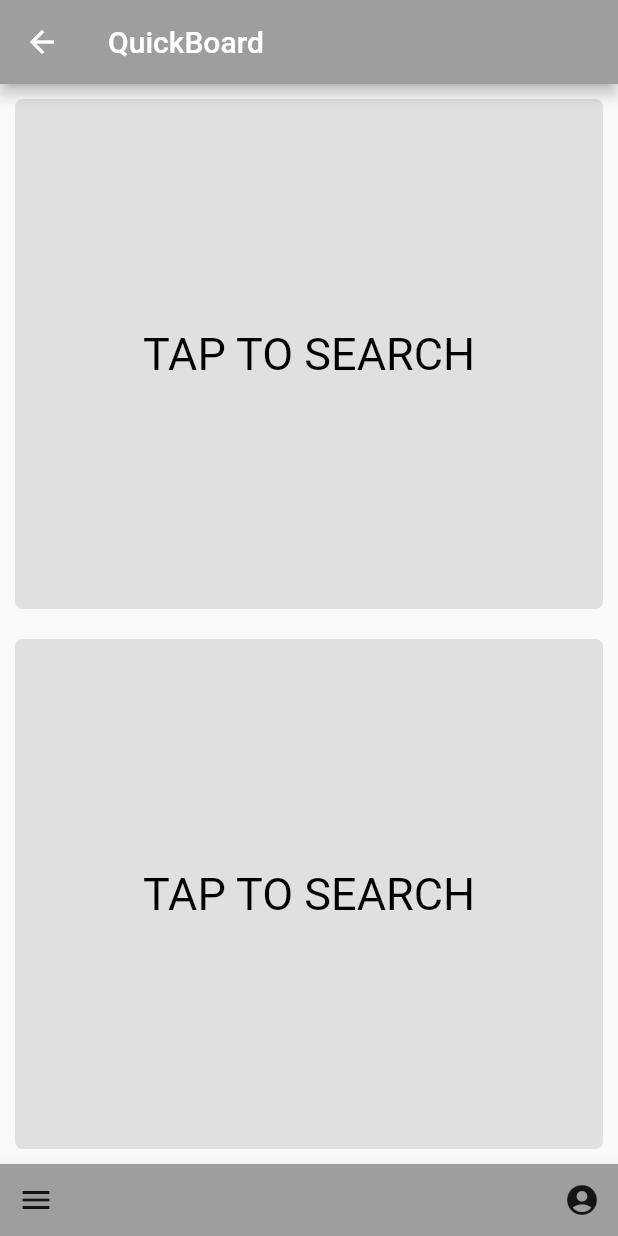
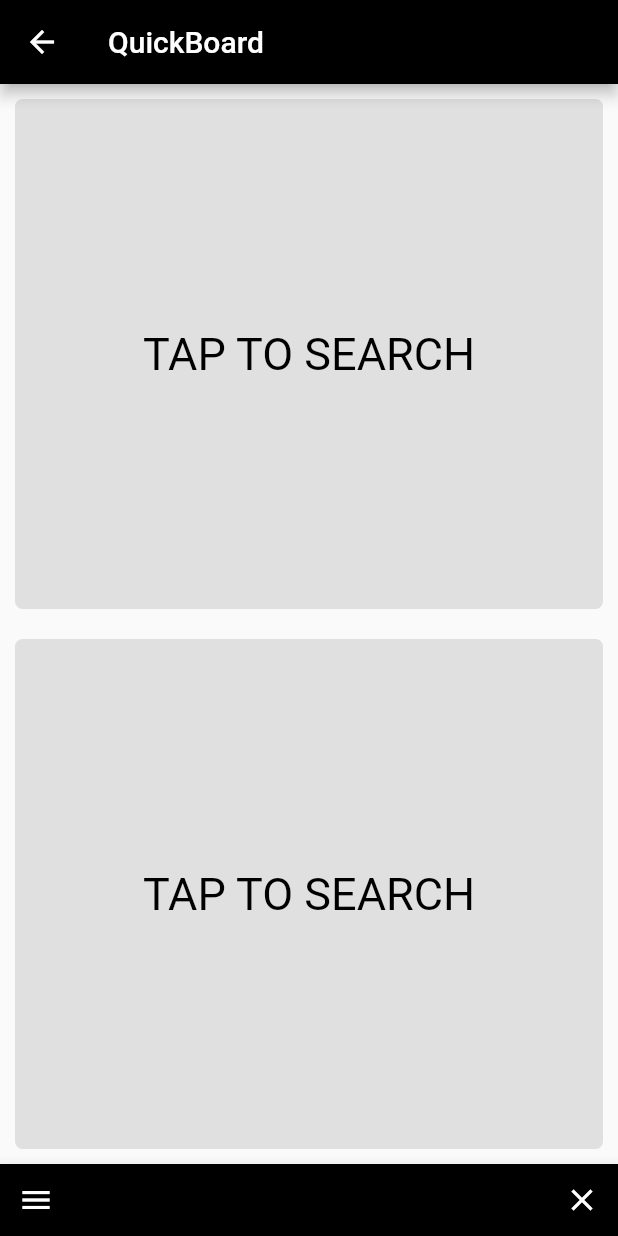
Before and after one commit to leahwho/swiftchat, a Flutter app: the QuickBoard screen opened by its route, on a phone screen of 412 x 824 dp. Run offline on Flutter 3.47's test engine with Material 2 defaults, Android fonts, the phone set to English and light mode, and no system bars.

Commit message:
going dark

```diff
--- a/lib/app_bar.dart
+++ b/lib/app_bar.dart
@@ -11,7 +11,7 @@ class SwiftAppBar extends StatelessWidget implements PreferredSizeWidget {
   Widget build(BuildContext context) {
     return AppBar(
       title: Text(title),
-      backgroundColor: Colors.grey,
+      backgroundColor: Colors.black,
     );
   }
 }
--- a/lib/bottom_nav_bar.dart
+++ b/lib/bottom_nav_bar.dart
@@ -5,17 +5,19 @@ class BottomNavBar extends StatelessWidget {
   @override
   Widget build(BuildContext context) {
     return BottomAppBar(
-      color: Colors.grey,
+      color: Colors.black,
       child: Row(
         mainAxisSize: MainAxisSize.max,
         mainAxisAlignment: MainAxisAlignment.spaceBetween,
         children: <Widget>[
           IconButton(
             icon: Icon(Icons.menu),
+            color: Colors.white,
             onPressed: () {},
           ),
           IconButton(
-            icon: Icon(Icons.account_circle),
+            icon: Icon(Icons.clear),
+            color: Colors.white,
             onPressed: () {},
           ),
         ],
```
